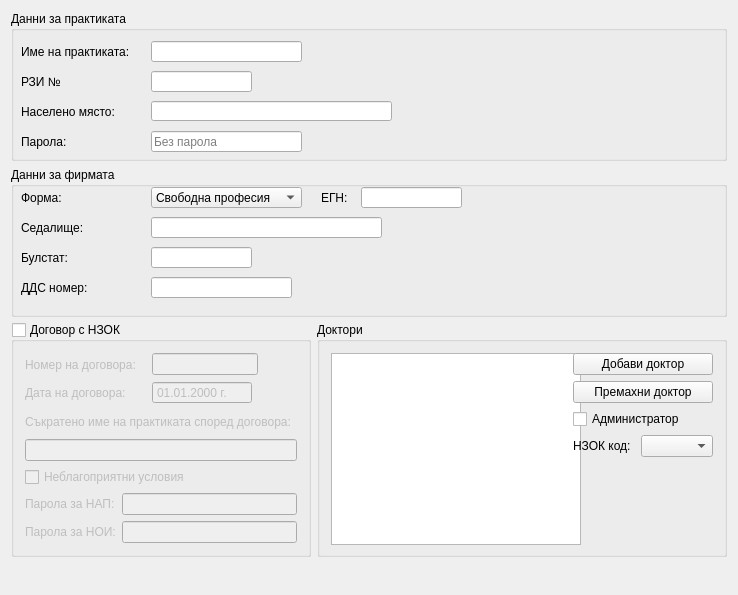
Above: src/View/Widgets/PracticeSettings.ui from thefinalcutbg/DinoDent before the change. Below: the same form after it.
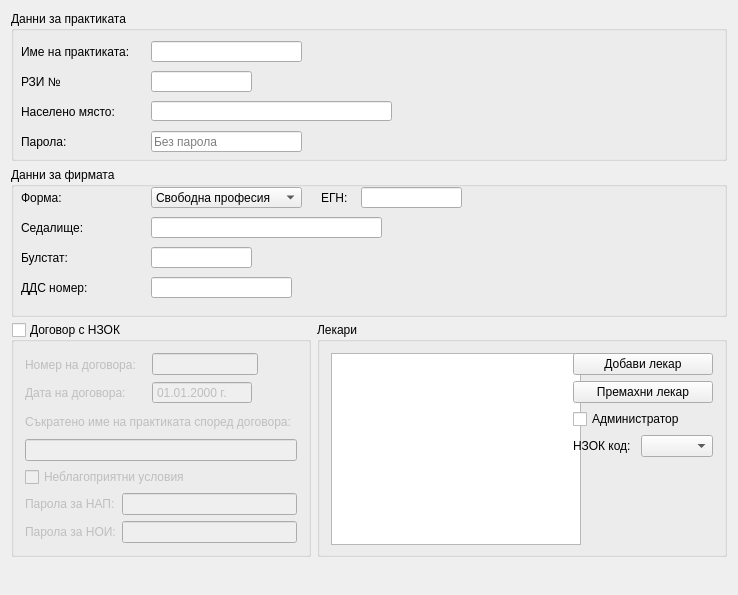
That is the form after the change. Custom widgets are drawn as their Qt base class.

The edit to the form file:
```diff
--- a/src/View/Widgets/PracticeSettings.ui
+++ b/src/View/Widgets/PracticeSettings.ui
@@ -555,7 +555,7 @@
      <item>
       <widget class="QGroupBox" name="groupBox">
        <property name="title">
-        <string>Доктори</string>
+        <string>Лекари</string>
        </property>
        <layout class="QHBoxLayout" name="horizontalLayout_2">
         <property name="bottomMargin">
@@ -588,14 +588,14 @@
              </size>
             </property>
             <property name="text">
-             <string>Добави доктор</string>
+             <string>Добави лекар</string>
             </property>
            </widget>
           </item>
           <item>
            <widget class="QPushButton" name="removeDoctor">
             <property name="text">
-             <string>Премахни доктор</string>
+             <string>Премахни лекар</string>
             </property>
            </widget>
           </item>
```
